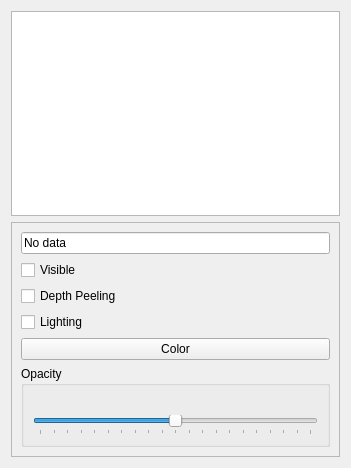
Above: branches/myusufoglu/plugins/stable/VectorVisualization/vectorvisualization.ui from BackupTheBerlios/viste-tool-svn before the change. Below: the same form after it.
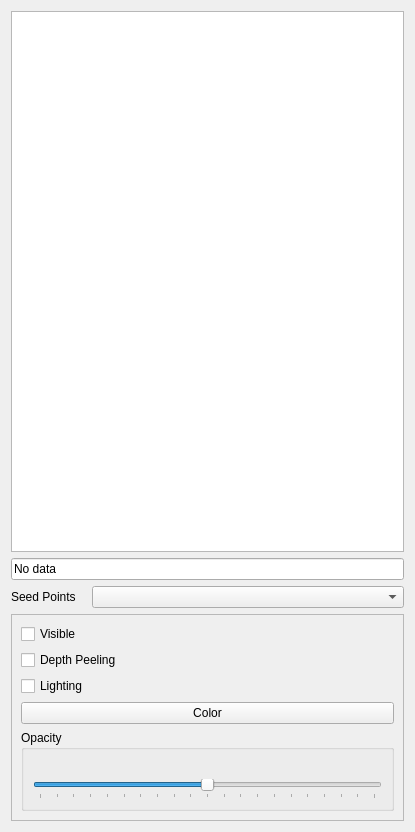
That is the form after the change.

```diff
--- a/branches/myusufoglu/plugins/stable/VectorVisualization/vectorvisualization.ui
+++ b/branches/myusufoglu/plugins/stable/VectorVisualization/vectorvisualization.ui
@@ -6,8 +6,8 @@
    <rect>
     <x>0</x>
     <y>0</y>
-    <width>351</width>
-    <height>468</height>
+    <width>415</width>
+    <height>832</height>
    </rect>
   </property>
   <property name="windowTitle">
@@ -30,6 +30,36 @@
      </property>
     </widget>
    </item>
+   <item>
+    <widget class="QLineEdit" name="dataSetName">
+     <property name="text">
+      <string>No data</string>
+     </property>
+     <property name="readOnly">
+      <bool>true</bool>
+     </property>
+    </widget>
+   </item>
+   <item>
+    <layout class="QGridLayout" name="dataGLayout">
+     <item row="0" column="1">
+      <widget class="QComboBox" name="seedPointsCombo"/>
+     </item>
+     <item row="0" column="0">
+      <widget class="QLabel" name="seedPointsLabel">
+       <property name="sizePolicy">
+        <sizepolicy hsizetype="Fixed" vsizetype="Preferred">
+         <horstretch>0</horstretch>
+         <verstretch>0</verstretch>
+        </sizepolicy>
+       </property>
+       <property name="text">
+        <string>Seed Points   </string>
+       </property>
+      </widget>
+     </item>
+    </layout>
+   </item>
    <item>
     <widget class="QFrame" name="optionsFrame">
      <property name="enabled">
@@ -48,16 +78,6 @@
       <enum>QFrame::Raised</enum>
      </property>
      <layout class="QVBoxLayout" name="verticalLayout">
-      <item>
-       <widget class="QLineEdit" name="dataSetName">
-        <property name="text">
-         <string>No data</string>
-        </property>
-        <property name="readOnly">
-         <bool>true</bool>
-        </property>
-       </widget>
-      </item>
       <item>
        <widget class="QCheckBox" name="visibleCheckBox">
         <property name="text">
```
Lines whose indentation alone changed are shown as unchanged.
